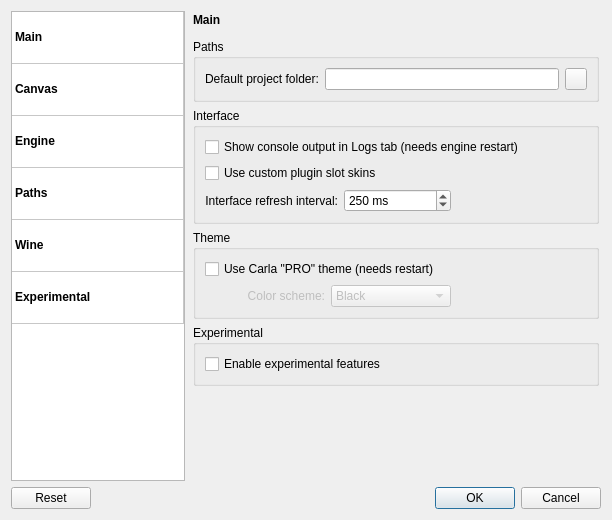
Old version of the form resources/ui/carla_settings.ui in the repository falkTX/Carla.
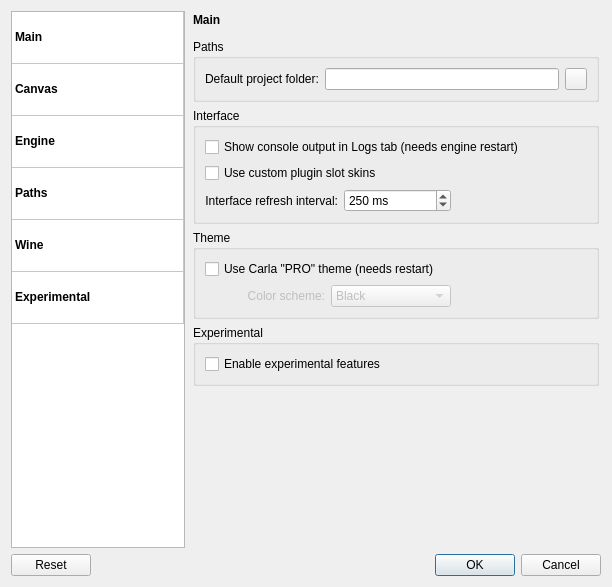
New version of the form. Icons and pictures are not drawn.

Patch:
```diff
--- a/resources/ui/carla_settings.ui
+++ b/resources/ui/carla_settings.ui
@@ -7,7 +7,7 @@
     <x>0</x>
     <y>0</y>
     <width>612</width>
-    <height>484</height>
+    <height>587</height>
    </rect>
   </property>
   <property name="minimumSize">
```
Left out of the diff: 15 changed lines with no effect on the pictures.
